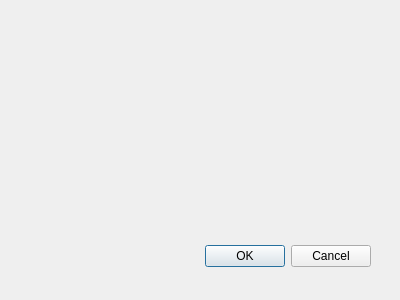
First picture: the form in pricedialog.ui, repository EtoDrowsy/CS499, before the edit.
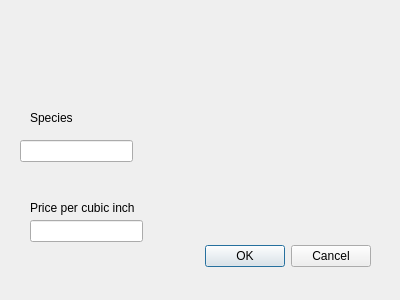
Second picture: the form after the edit.

Commit message: Added price adjuster

Patch:
```diff
--- a/pricedialog.ui
+++ b/pricedialog.ui
@@ -29,6 +29,52 @@
     <set>QDialogButtonBox::StandardButton::Cancel|QDialogButtonBox::StandardButton::Ok</set>
    </property>
   </widget>
+  <widget class="QLineEdit" name="speciesEdit">
+   <property name="geometry">
+    <rect>
+     <x>20</x>
+     <y>140</y>
+     <width>113</width>
+     <height>22</height>
+    </rect>
+   </property>
+  </widget>
+  <widget class="QLineEdit" name="priceEdit">
+   <property name="geometry">
+    <rect>
+     <x>30</x>
+     <y>220</y>
+     <width>113</width>
+     <height>22</height>
+    </rect>
+   </property>
+  </widget>
+  <widget class="QLabel" name="priceLabel">
+   <property name="geometry">
+    <rect>
+     <x>30</x>
+     <y>200</y>
+     <width>111</width>
+     <height>16</height>
+    </rect>
+   </property>
+   <property name="text">
+    <string>Price per cubic inch</string>
+   </property>
+  </widget>
+  <widget class="QLabel" name="speciesLabel">
+   <property name="geometry">
+    <rect>
+     <x>30</x>
+     <y>110</y>
+     <width>49</width>
+     <height>16</height>
+    </rect>
+   </property>
+   <property name="text">
+    <string>Species</string>
+   </property>
+  </widget>
  </widget>
  <resources/>
  <connections>
```
The commit also changes 7 other files.
